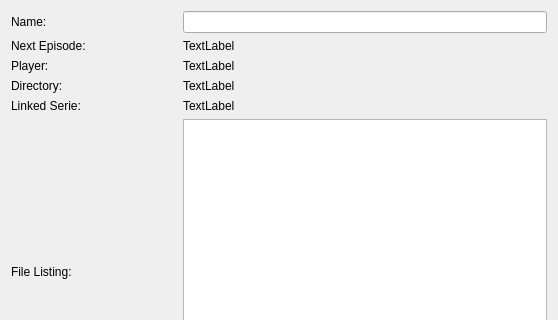
Narfinger/serieviewer, file src/infodialog.ui: the form before one commit; both pictures show x 0 to 558 and y 0 to 320 of the 558 by 464 pixel window.
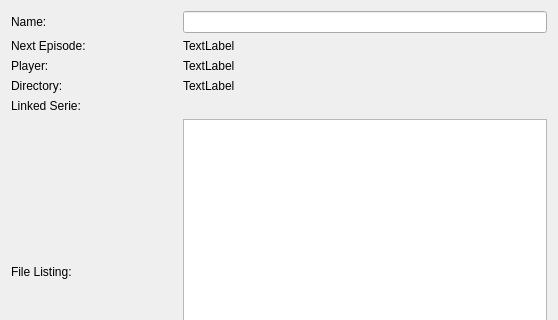
The form after the commit.

Commit message: fixed empty link label

```diff
--- a/src/infodialog.ui
+++ b/src/infodialog.ui
@@ -127,7 +127,7 @@
      <item row="4" column="1">
       <widget class="QLabel" name="linklabel">
        <property name="text">
-        <string>TextLabel</string>
+        <string/>
        </property>
       </widget>
      </item>
```
